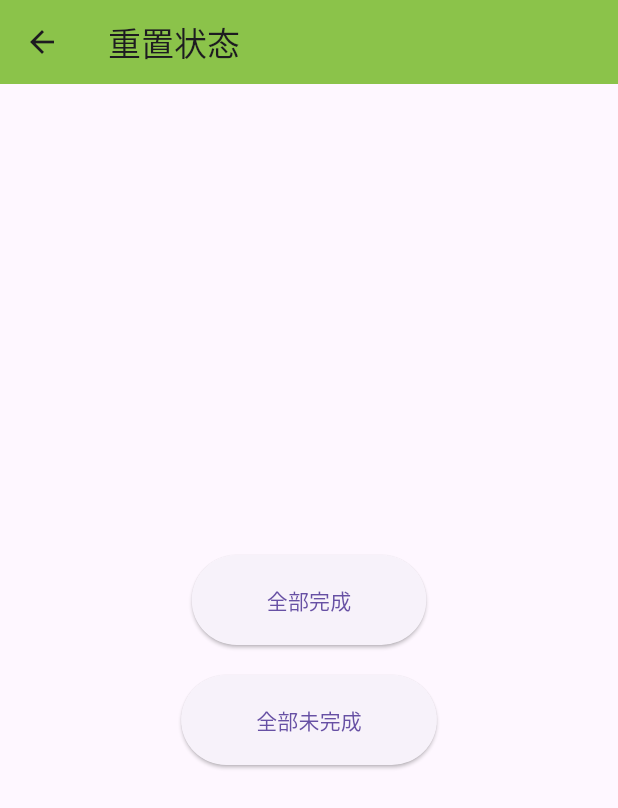
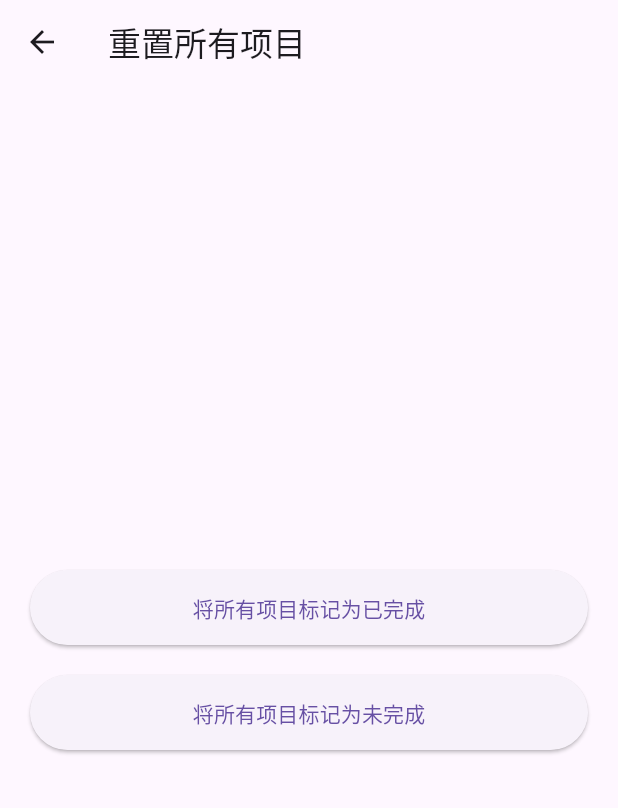
Before and after one commit to Yvees/memo, a Flutter app: the ResetPage screen opened by its route, on a phone screen of 412 x 824 dp. Shown: the top 808 px of the screen. Run offline on Flutter 3.47's test engine with Material 3 defaults, Android fonts, the phone set to English and light mode, and no system bars; our stand-ins replace sqflite_common_ffi; accounts and stored records are empty.

Commit message:
Update reset.dart

```diff
--- a/src/lib/pages/reset.dart
+++ b/src/lib/pages/reset.dart
@@ -7,32 +7,36 @@ class ResetPage extends StatelessWidget {
   @override
   Widget build(BuildContext context) {
     return Scaffold(
-      appBar: AppBar(
-        title: const Text('重置状态'),
-        backgroundColor: Colors.lightGreen,
-      ),
+      appBar: AppBar(title: const Text('重置所有项目')),
       body: Center(
+        child: Padding(
+          padding: const EdgeInsets.symmetric(horizontal: 20.0),
           child: Column(
             mainAxisAlignment: MainAxisAlignment.center,
             children: [
-            ElevatedButton(
+              SizedBox(
+                width: double.infinity,
+                child: ElevatedButton(
                   onPressed: () => _resetAllItems(context, true),
                   style: ElevatedButton.styleFrom(
-                padding:
-                    const EdgeInsets.symmetric(horizontal: 50, vertical: 20),
+                    padding: const EdgeInsets.symmetric(vertical: 15),
                   ),
-              child: const Text('全部完成'),
+                  child: const Text('将所有项目标记为已完成'),
+                ),
               ),
               const SizedBox(height: 20),
-            ElevatedButton(
+              SizedBox(
+                width: double.infinity,
+                child: ElevatedButton(
                   onPressed: () => _resetAllItems(context, false),
                   style: ElevatedButton.styleFrom(
-                padding:
-                    const EdgeInsets.symmetric(horizontal: 50, vertical: 20),
+                    padding: const EdgeInsets.symmetric(vertical: 15),
                   ),
-              child: const Text('全部未完成'),
+                  child: const Text('将所有项目标记为未完成'),
+                ),
               ),
             ],
+          ),
         ),
       ),
     );
```
Lines whose indentation alone changed are shown as unchanged.
